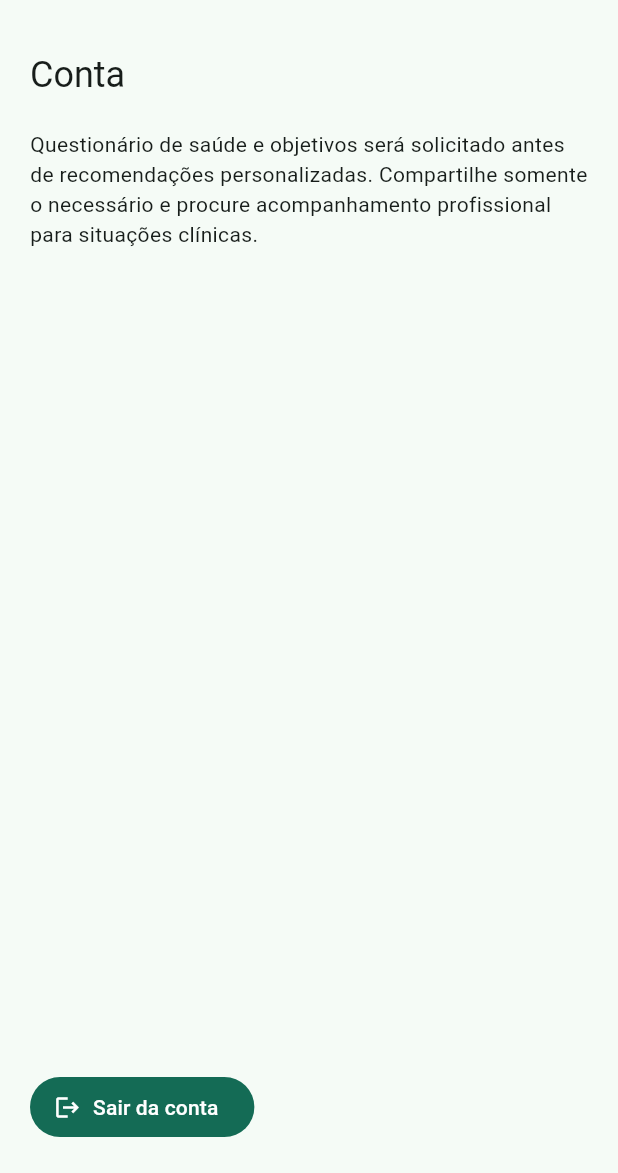
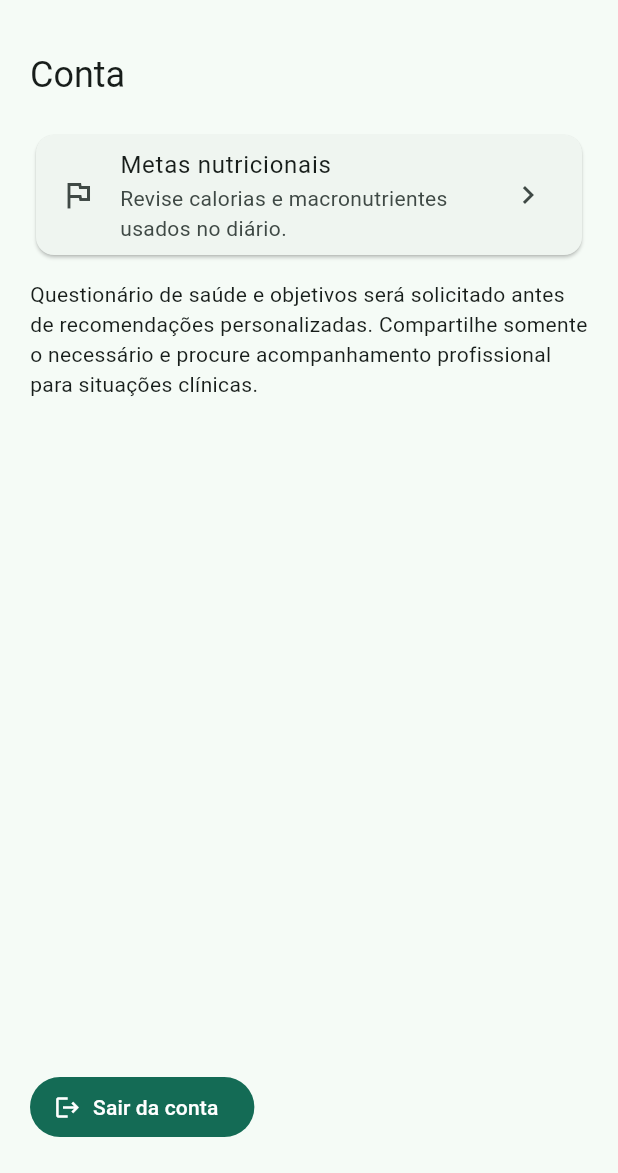
Before and after one commit to rasweb12/VeroEqulibraFitPlus, a Flutter app: the ProfilePage screen opened by its route, on a phone screen of 412 x 824 dp, the part 63-1236 px from its top. Run offline on Flutter 3.47's test engine with Material 3 defaults, Android fonts, the light colour scheme and no system bars; our stand-ins replace flutter_riverpod, flutter_secure_storage, go_router, image_picker, isar, video_player; missing offline and left inert: mobile_scanner; accounts and stored records are empty; generated files the repository leaves out were written again.

Commit message:
feat: link profile to nutrition goals

```diff
--- a/mobile/vero_equilibrafit_app/lib/features/profile/presentation/profile_page.dart
+++ b/mobile/vero_equilibrafit_app/lib/features/profile/presentation/profile_page.dart
@@ -1,5 +1,6 @@
 import 'package:flutter/material.dart';
 import 'package:flutter_riverpod/flutter_riverpod.dart';
+import 'package:go_router/go_router.dart';
 import '../../auth/presentation/auth_providers.dart';
 import '../../../../shared/presentation/app_drawer.dart';
 import '../../../core/offline/sync_conflicts_provider.dart';
@@ -24,6 +25,18 @@ class ProfilePage extends ConsumerWidget {
             ),
             if (session?.displayName != null) Text(session!.email),
             const SizedBox(height: 20),
+            Card(
+              child: ListTile(
+                leading: const Icon(Icons.flag_outlined),
+                title: const Text('Metas nutricionais'),
+                subtitle: const Text(
+                  'Revise calorias e macronutrientes usados no diário.',
+                ),
+                trailing: const Icon(Icons.chevron_right),
+                onTap: () => context.push('/nutrition/goals'),
+              ),
+            ),
+            const SizedBox(height: 12),
             conflicts.when(
               data: (items) => items.isEmpty
                   ? const SizedBox.shrink()
```
